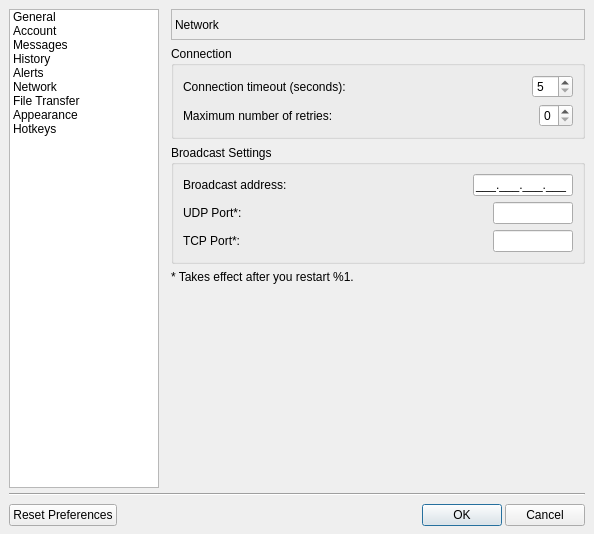
Above: lmc/src/settingsdialog.ui from lanmessenger/lanmessenger before the change. Below: the same form after it.
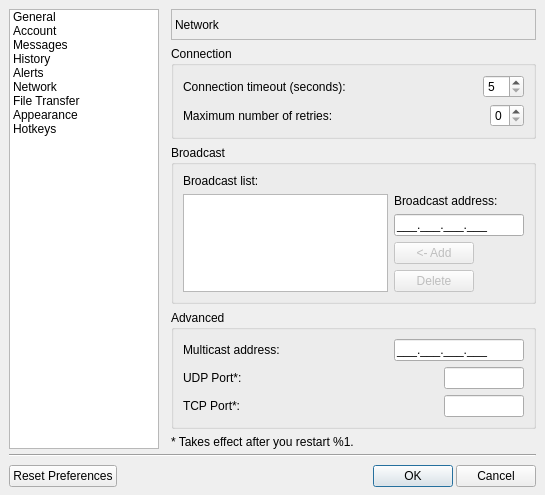
That is the form after the change. The open tabs and pages were chosen to show the change.

Diff of the .ui file:
```diff
--- a/lmc/src/settingsdialog.ui
+++ b/lmc/src/settingsdialog.ui
@@ -9,8 +9,8 @@
    <rect>
     <x>0</x>
     <y>0</y>
-    <width>594</width>
-    <height>534</height>
+    <width>543</width>
+    <height>485</height>
    </rect>
   </property>
   <property name="windowTitle">
@@ -1230,15 +1230,128 @@
          <item>
           <widget class="QGroupBox" name="grpBroadcast">
            <property name="title">
-            <string>Broadcast Settings</string>
+            <string>Broadcast</string>
            </property>
-           <layout class="QVBoxLayout" name="verticalLayout_24">
+           <layout class="QVBoxLayout" name="verticalLayout_36">
+            <item>
+             <widget class="QLabel" name="lblBroadcastListDesc">
+              <property name="text">
+               <string>Broadcast list:</string>
+              </property>
+             </widget>
+            </item>
+            <item>
+             <layout class="QHBoxLayout" name="horizontalLayout_31">
+              <item>
+               <widget class="QListWidget" name="lvBroadcasts"/>
+              </item>
+              <item>
+               <layout class="QVBoxLayout" name="verticalLayout_24">
+                <item>
+                 <widget class="QLabel" name="lblBroadcastDesc">
+                  <property name="text">
+                   <string>Broadcast address:</string>
+                  </property>
+                 </widget>
+                </item>
+                <item>
+                 <widget class="QLineEdit" name="txtBroadcast">
+                  <property name="sizePolicy">
+                   <sizepolicy hsizetype="Minimum" vsizetype="Fixed">
+                    <horstretch>0</horstretch>
+                    <verstretch>0</verstretch>
+                   </sizepolicy>
+                  </property>
+                  <property name="minimumSize">
+                   <size>
+                    <width>130</width>
+                    <height>0</height>
+                   </size>
+                  </property>
+                  <property name="maximumSize">
+                   <size>
+                    <width>130</width>
+                    <height>16777215</height>
+                   </size>
+                  </property>
+                  <property name="inputMask">
+                   <string notr="true">000.000.000.000;_</string>
+                  </property>
+                 </widget>
+                </item>
+                <item>
+                 <layout class="QHBoxLayout" name="horizontalLayout_29">
+                  <item>
+                   <widget class="QPushButton" name="btnAddBroadcast">
+                    <property name="enabled">
+                     <bool>false</bool>
+                    </property>
+                    <property name="text">
+                     <string>&lt;- Add</string>
+                    </property>
+                   </widget>
+                  </item>
+                  <item>
+                   <spacer name="horizontalSpacer_28">
+                    <property name="orientation">
+                     <enum>Qt::Horizontal</enum>
+                    </property>
+                    <property name="sizeHint" stdset="0">
+                     <size>
+                      <width>40</width>
+                      <height>20</height>
+                     </size>
+                    </property>
+                   </spacer>
+                  </item>
+                 </layout>
+                </item>
+                <item>
+                 <layout class="QHBoxLayout" name="horizontalLayout_30">
+                  <item>
+                   <widget class="QPushButton" name="btnDeleteBroadcast">
+                    <property name="enabled">
+                     <bool>false</bool>
+                    </property>
+                    <property name="text">
+                     <string>Delete</string>
+                    </property>
+                   </widget>
+                  </item>
+                  <item>
+                   <spacer name="horizontalSpacer_29">
+                    <property name="orientation">
+                     <enum>Qt::Horizontal</enum>
+                    </property>
+                    <property name="sizeHint" stdset="0">
+                     <size>
+                      <width>40</width>
+                      <height>20</height>
+                     </size>
+                    </property>
+                   </spacer>
+                  </item>
+                 </layout>
+                </item>
+               </layout>
+              </item>
+             </layout>
+            </item>
+           </layout>
+          </widget>
+         </item>
+         <item>
+          <widget class="QGroupBox" name="groupBox_2">
+           <property name="title">
+            <string>Advanced</string>
+           </property>
+           <layout class="QVBoxLayout" name="verticalLayout_38">
             <item>
              <layout class="QHBoxLayout" name="horizontalLayout_18">
               <item>
-               <widget class="QLabel" name="lblBroadcastDesc">
+               <widget class="QLabel" name="lblMulticastDesc">
                 <property name="text">
-                 <string>Broadcast address:</string>
+                 <string>Multicast address:</string>
                 </property>
                </widget>
               </item>
@@ -1256,16 +1369,16 @@
                </spacer>
               </item>
               <item>
-               <widget class="QLineEdit" name="txtBroadcast">
-                <property name="sizePolicy">
-                 <sizepolicy hsizetype="Minimum" vsizetype="Fixed">
-                  <horstretch>0</horstretch>
-                  <verstretch>0</verstretch>
-                 </sizepolicy>
+               <widget class="QLineEdit" name="txtMulticast">
+                <property name="minimumSize">
+                 <size>
+                  <width>130</width>
+                  <height>0</height>
+                 </size>
                 </property>
                 <property name="maximumSize">
                  <size>
-                  <width>100</width>
+                  <width>130</width>
                   <height>16777215</height>
                  </size>
                 </property>
```
Left out of the diff: 98 changed lines with no effect on the pictures.
